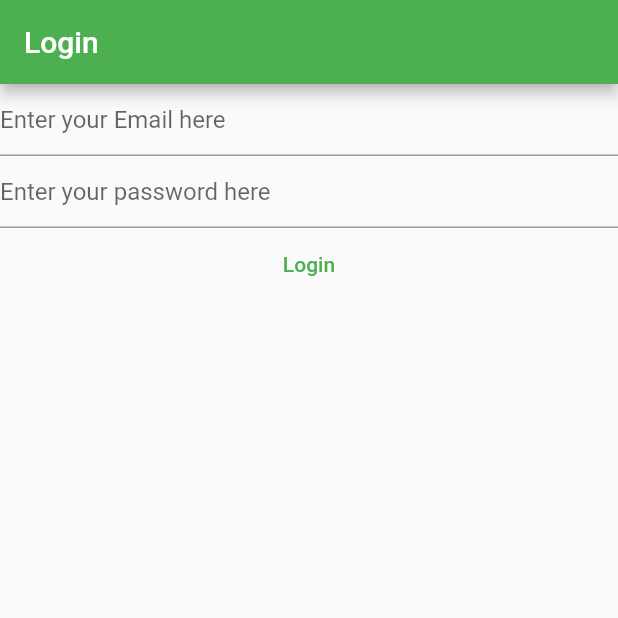
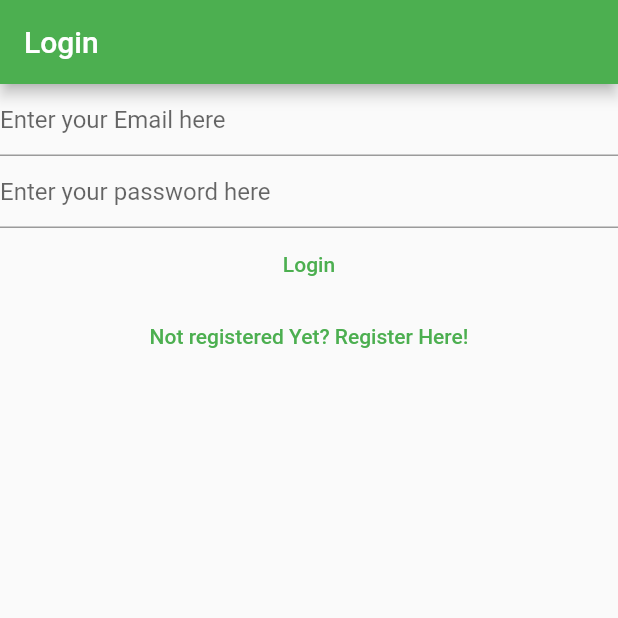
Before and after one commit to disha1198/My_, a Flutter app: the screen it shows after launch, on a phone screen of 412 x 824 dp, the top half of it. Run offline on Flutter 3.47's test engine with Material 2 defaults, Android fonts, the phone set to English and light mode, and no system bars; our stand-ins replace firebase_auth, firebase_core; accounts and stored records are empty.

Commit message:
login and registeration views linked

```diff
--- a/lib/views/login_view.dart
+++ b/lib/views/login_view.dart
@@ -1,8 +1,5 @@
 import 'package:firebase_auth/firebase_auth.dart';
-import 'package:firebase_core/firebase_core.dart';
 import 'package:flutter/material.dart';
-
-import '../firebase_options.dart';
 
 class LoginView extends StatefulWidget {
   const LoginView({super.key});
@@ -32,15 +29,10 @@ late final TextEditingController _email;
   @override
   Widget build(BuildContext context) {
     return Scaffold(
-      appBar: AppBar(title: const Text('Login')),
-      body: FutureBuilder(
-          future: Firebase.initializeApp(
-            options: DefaultFirebaseOptions.currentPlatform,
+      appBar: AppBar(
+        title: const Text('Login'),
       ),
-          builder: (context, snapshot) {
-            switch (snapshot.connectionState) {
-              case ConnectionState.done:
-                return Column(children: [
+      body: Column(children: [
         TextField(
           controller: _email,
           enableSuggestions: false,
@@ -63,29 +55,28 @@ late final TextEditingController _email;
           onPressed: () async {
             final email = _email.text;
             final password = _password.text;
-                      try{
+            try {
               final userCredential = await FirebaseAuth.instance
-                          .signInWithEmailAndPassword(
-                              email: email,
-                              password: password
-                              );
+                  .signInWithEmailAndPassword(email: email, password: password);
               print(userCredential);
-                      } on FirebaseAuthException catch(e){
-                        if(e.code == 'user-not-found'){
+            } on FirebaseAuthException catch (e) {
+              if (e.code == 'user-not-found') {
                 print('user not found');
-                        }else if (e.code == 'wrong-password') {
+              } else if (e.code == 'wrong-password') {
                 print('Wrong-password');
               }
             }
-
           },
           child: const Text('Login'),
         ),
-                ]);
-              default:
-                return const Text('Loading...');
-            }
-          }),
+        TextButton(
+          onPressed: () {
+            Navigator.of(context)
+                .pushNamedAndRemoveUntil('/register/', (route) => false);
+          },
+          child: const Text('Not registered Yet? Register Here!'),
+        ),
+      ]),
     );
   }
 }
--- a/pubspec.yaml
+++ b/pubspec.yaml
@@ -39,6 +39,7 @@ dependencies:
   firebase_auth: ^4.2.9
   cloud_firestore: ^4.4.3
   firebase_analytics: ^10.1.4
+  google_api_availability: ^4.0.0
 
 dev_dependencies:
   flutter_test:
```
Also changed, not shown: lib/views/register_view.dart (+11 -16 lines), lib/views/verify_view.dart (added, +31 -0 lines), pubspec.lock, 1 other file. Lines whose indentation alone changed are shown as unchanged.
